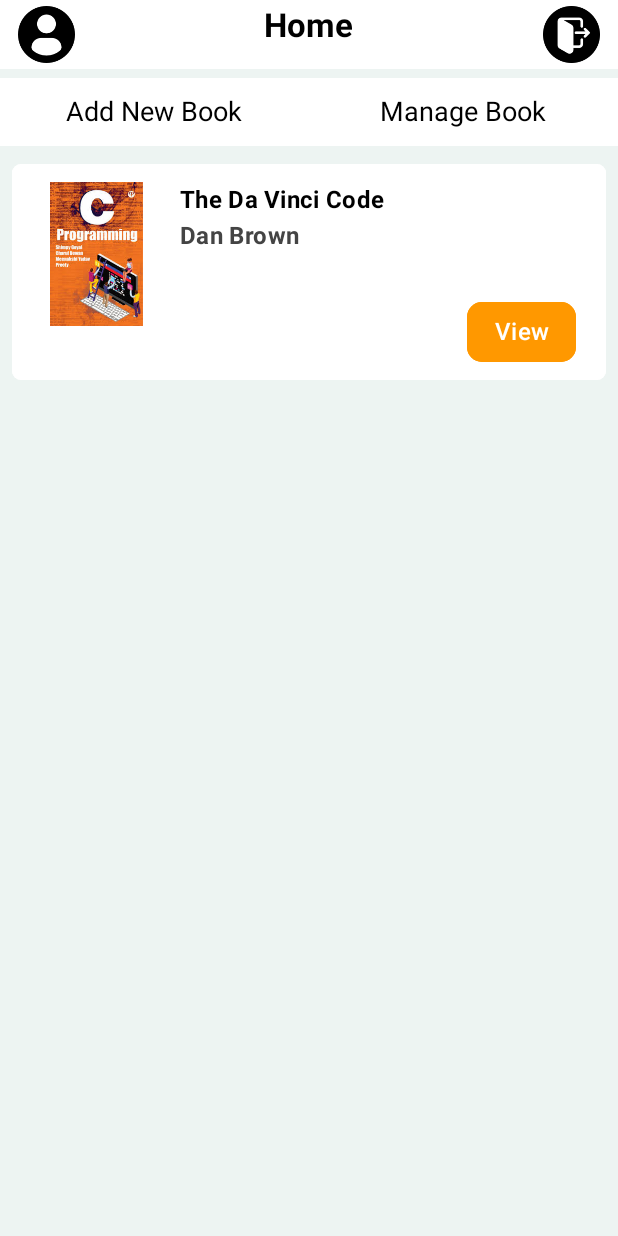
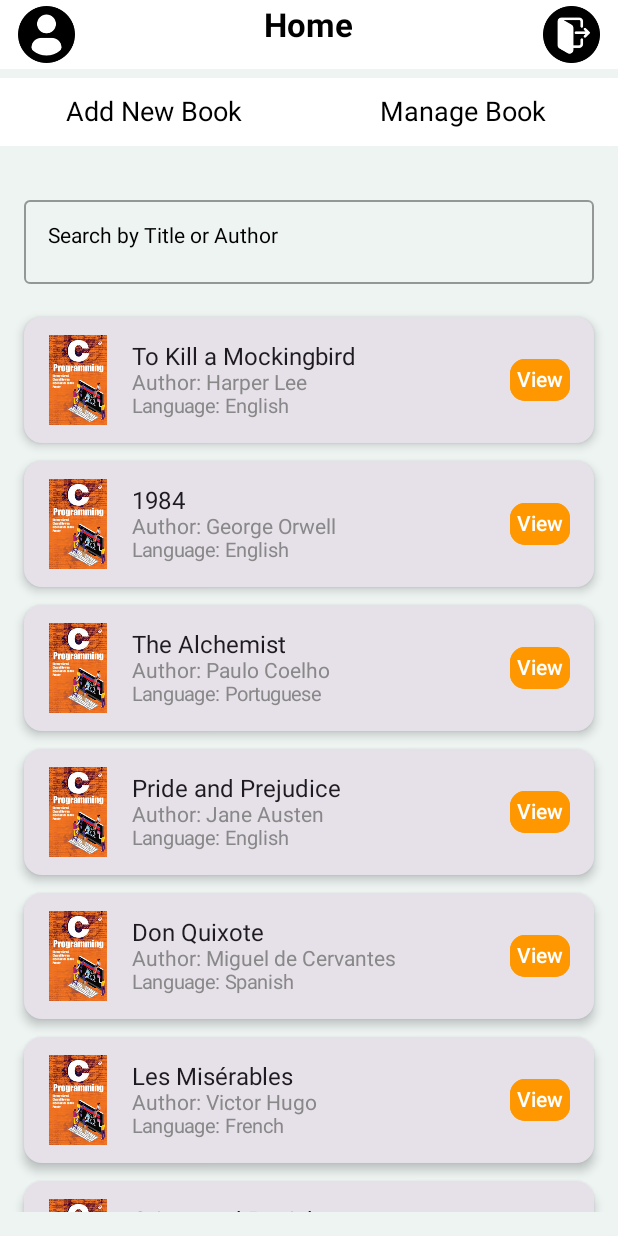
Before and after one commit to SANDEEPSUNKA/BookSharingApp, an Android app built with Jetpack Compose: the @Preview function HomeScreenPreview, on a phone screen of 412 x 824 dp. Run offline under Robolectric (Android 15) with nearby library versions, the phone set to English and light mode, and no system bars; 1 statement that could not run was skipped.

Commit message:
View and search added books with user info and availability status
- Implemented book listing with title, author, language, location, status, and owner
- Added search functionality by language and location for easy filtering

```diff
--- a/app/src/main/java/com/example/bookingsharing/AddBookActivity.kt
+++ b/app/src/main/java/com/example/bookingsharing/AddBookActivity.kt
@@ -1,6 +1,7 @@
 package com.example.bookingsharing
 
 import android.os.Bundle
+import androidx.activity.ComponentActivity
 import androidx.activity.compose.setContent
 import androidx.activity.enableEdgeToEdge
 import androidx.appcompat.app.AppCompatActivity
@@ -42,7 +43,7 @@ import androidx.compose.ui.unit.sp
 import androidx.core.view.ViewCompat
 import androidx.core.view.WindowInsetsCompat
 
-class AddBookActivity : AppCompatActivity() {
+class AddBookActivity : ComponentActivity() {
     override fun onCreate(savedInstanceState: Bundle?) {
         super.onCreate(savedInstanceState)
         setContent {
--- /dev/null
+++ b/app/src/main/java/com/example/bookingsharing/BookSharingData.kt
@@ -0,0 +1,41 @@
+package com.example.bookingsharing
+
+import android.content.Context
+
+object BookSharingData {
+
+    fun writeLS(context: Context, value: Boolean) {
+        val userLogin = context.getSharedPreferences("USER_DETAILS", Context.MODE_PRIVATE)
+        val editor = userLogin.edit()
+        editor.putBoolean("LOGIN_STATUS", value).apply()
+    }
+
+    fun readLS(context: Context): Boolean {
+        val userLogin = context.getSharedPreferences("USER_DETAILS", Context.MODE_PRIVATE)
+        return userLogin.getBoolean("LOGIN_STATUS", false)
+    }
+
+    fun writeUserName(context: Context, value: String) {
+        val userLogin = context.getSharedPreferences("USER_DETAILS", Context.MODE_PRIVATE)
+        val editor = userLogin.edit()
+        editor.putString("USERNAME", value).apply()
+    }
+
+    fun readUserName(context: Context): String {
+        val userLogin = context.getSharedPreferences("USER_DETAILS", Context.MODE_PRIVATE)
+        return userLogin.getString("USERNAME", "")!!
+    }
+
+    fun writeMail(context: Context, value: String) {
+        val userLogin = context.getSharedPreferences("USER_DETAILS", Context.MODE_PRIVATE)
+        val editor = userLogin.edit()
+        editor.putString("USERMAIL", value).apply()
+    }
+
+    fun readMail(context: Context): String {
+        val userLogin = context.getSharedPreferences("USER_DETAILS", Context.MODE_PRIVATE)
+        return userLogin.getString("USERMAIL", "")!!
+    }
+
+
+}
--- a/app/src/main/java/com/example/bookingsharing/BookingSharingHome.kt
+++ b/app/src/main/java/com/example/bookingsharing/BookingSharingHome.kt
@@ -3,6 +3,7 @@ package com.example.bookingsharing
 import android.app.Activity
 import android.content.Intent
 import android.os.Bundle
+import androidx.activity.ComponentActivity
 import androidx.activity.compose.setContent
 import androidx.appcompat.app.AppCompatActivity
 import androidx.compose.foundation.Image
@@ -27,7 +28,19 @@ import androidx.compose.ui.tooling.preview.Preview
 import androidx.compose.ui.unit.dp
 import androidx.compose.ui.unit.sp
 
-class BookingSharingHome : AppCompatActivity() {
+import androidx.compose.foundation.Image
+import androidx.compose.foundation.layout.*
+import androidx.compose.foundation.lazy.LazyColumn
+import androidx.compose.foundation.lazy.items
+import androidx.compose.material3.*
+import androidx.compose.runtime.*
+import androidx.compose.ui.res.painterResource
+import androidx.compose.ui.text.input.TextFieldValue
+import androidx.compose.ui.text.style.TextOverflow
+import androidx.compose.ui.unit.dp
+import androidx.compose.ui.unit.sp
+
+class BookingSharingHome : ComponentActivity() {
     override fun onCreate(savedInstanceState: Bundle?) {
         super.onCreate(savedInstanceState)
         setContent {
@@ -118,7 +131,9 @@ fun BookingSharingHomeActivity()
 
         Spacer(modifier = Modifier.height(12.dp))
 
-        BookCardItem()
+        BookListScreen()
+
+//        BookCardItem()
 
     }
 
@@ -219,6 +234,112 @@ fun BookCardItem()
 
 }
 
+@Composable
+fun BookListScreen() {
+    var searchQuery by remember { mutableStateOf(TextFieldValue("")) }
+
+    val books = listOf(
+        Book("To Kill a Mockingbird", "Harper Lee", "English"),
+        Book("1984", "George Orwell", "English"),
+        Book("The Alchemist", "Paulo Coelho", "Portuguese"),
+        Book("Pride and Prejudice", "Jane Austen", "English"),
+        Book("Don Quixote", "Miguel de Cervantes", "Spanish"),
+        Book("Les Misérables", "Victor Hugo", "French"),
+        Book("Crime and Punishment", "Fyodor Dostoevsky", "Russian"),
+        Book("One Hundred Years of Solitude", "Gabriel García Márquez", "Spanish"),
+        Book("The Kite Runner", "Khaled Hosseini", "English"),
+        Book("War and Peace", "Leo Tolstoy", "Russian"),
+        Book("The Great Gatsby", "F. Scott Fitzgerald", "English"),
+        Book("The Little Prince", "Antoine de Saint-Exupéry", "French"),
+        Book("A Tale of Two Cities", "Charles Dickens", "English"),
+        Book("The Catcher in the Rye", "J.D. Salinger", "English"),
+        Book("Siddhartha", "Hermann Hesse", "German")
+    )
+
+    val filteredBooks = books.filter {
+        val query = searchQuery.text.trim().lowercase()
+        it.title.lowercase().contains(query) || it.author.lowercase().contains(query)
+    }
+
+    Column(modifier = Modifier.padding(16.dp)) {
+        OutlinedTextField(
+            value = searchQuery,
+            onValueChange = { searchQuery = it },
+            label = { Text("Search by Title or Author") },
+            modifier = Modifier
+                .fillMaxWidth()
+                .padding(bottom = 16.dp)
+        )
+
+        LazyColumn {
+            items(filteredBooks) { book ->
+                BookCard(book)
+            }
+        }
+    }
+}
+
+@Composable
+fun BookCard(book: Book) {
+    Card(
+        modifier = Modifier
+            .fillMaxWidth()
+            .padding(vertical = 6.dp),
+        elevation = CardDefaults.cardElevation(defaultElevation = 4.dp)
+    ) {
+        Row(
+            verticalAlignment = Alignment.CenterVertically,
+            modifier = Modifier.padding(12.dp)
+        ) {
+            Image(
+                painter = painterResource(id = book.imageRes),
+                contentDescription = "Book Cover",
+                modifier = Modifier
+                    .size(60.dp)
+                    .padding(end = 12.dp)
+            )
+            Column(modifier = Modifier.weight(1f)) {
+                Text(text = book.title, fontSize = 16.sp, maxLines = 1, overflow = TextOverflow.Ellipsis)
+                Text(text = "Author: ${book.author}", fontSize = 14.sp, color = Color.Gray)
+                Text(text = "Language: ${book.language}", fontSize = 13.sp, color = Color.Gray)
+            }
+
+            Text(
+                modifier = Modifier
+                    .clickable {
+                    }
+                    .padding(horizontal = 4.dp)
+                    .background(
+                        color = colorResource(id = R.color.bt_color),
+                        shape = RoundedCornerShape(
+                            10.dp
+                        )
+                    )
+                    .border(
+                        width = 2.dp,
+                        color = colorResource(id = R.color.bt_color),
+                        shape = RoundedCornerShape(
+                            10.dp
+                        )
+                    )
+                    .padding(vertical = 4.dp, horizontal = 4.dp),
+                text = "View",
+                textAlign = TextAlign.Center,
+                style = MaterialTheme.typography.titleSmall.copy(
+                    color = colorResource(id = R.color.white),
+                )
+            )
+        }
+    }
+}
+
+
+data class Book(
+    val title: String,
+    val author: String,
+    val language: String,
+    val imageRes: Int = R.drawable.book_image
+)
 
 @Preview(showBackground = true)
 @Composable
--- a/app/src/main/java/com/example/bookingsharing/MainActivity.kt
+++ b/app/src/main/java/com/example/bookingsharing/MainActivity.kt
@@ -1,5 +1,6 @@
 package com.example.bookingsharing
 
+import android.app.Activity
 import android.content.Intent
 import android.os.Bundle
 import androidx.activity.ComponentActivity
@@ -55,12 +56,23 @@ class MainActivity : ComponentActivity() {
 
 @Composable
 fun OnBoardingScreen(onLoginClick: (studentStatus: Int) -> Unit) {
-    val context = LocalContext.current
+    val context = LocalContext.current as Activity
 
     SideEffect {
         CoroutineScope(Dispatchers.Main).launch {
             delay(3000)
             onLoginClick.invoke(2)
+
+            val currentStatus = BookSharingData.readLS(context)
+
+            if(currentStatus)
+            {
+                context.startActivity(Intent(context, BookingSharingHome::class.java))
+                context.finish()
+            }else{
+                context.startActivity(Intent(context, SessionActivity::class.java))
+                context.finish()
+            }
         }
     }
 
--- a/app/src/main/java/com/example/bookingsharing/SessionActivity.kt
+++ b/app/src/main/java/com/example/bookingsharing/SessionActivity.kt
@@ -240,6 +240,10 @@ fun readerLogin(readerData: ReaderData, context: Context) {
             if (rData != null) {
                 if (rData.password == readerData.password) {
 
+                    BookSharingData.writeLS(context, true)
+                    BookSharingData.writeMail(context, rData.emailid)
+                    BookSharingData.writeUserName(context, rData.name)
+
                     Toast.makeText(context, "Login Sucessfully", Toast.LENGTH_SHORT).show()
 
                     context.startActivity(Intent(context, BookingSharingHome::class.java))
```
